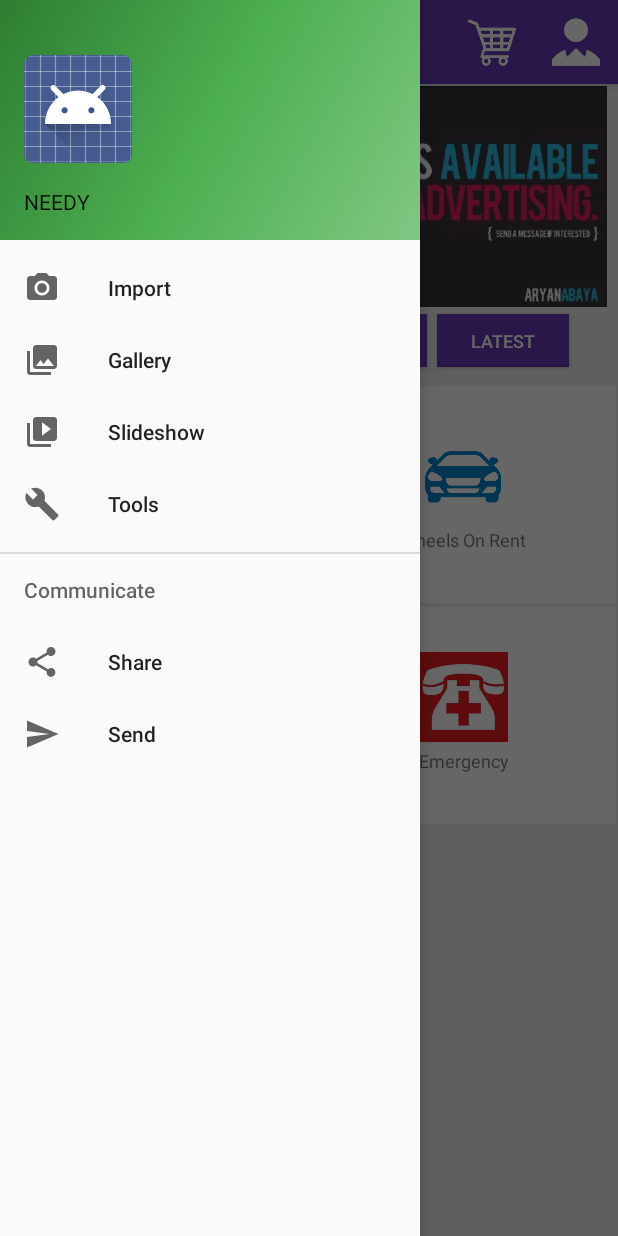
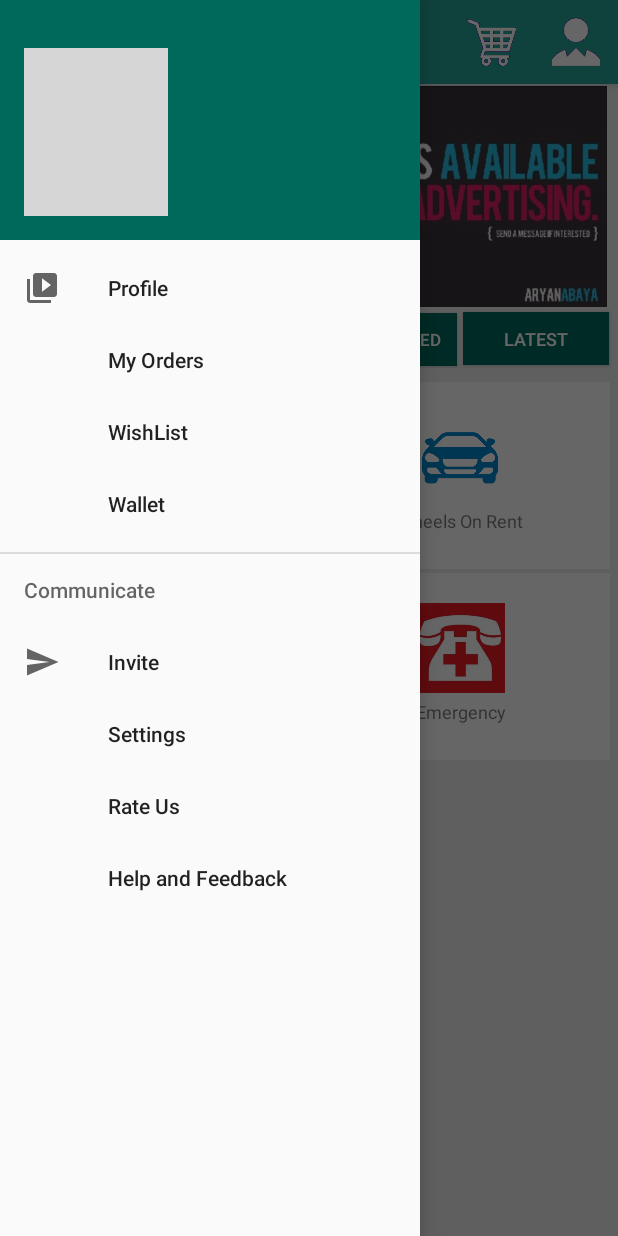
Before and after one commit to AdityaIndoori/NEEDYb1, an Android app: the screen it shows after launch (MainActivity), with the side drawer open, on a phone screen of 412 x 824 dp. Run offline under Robolectric (Android 15) with nearby library versions, the phone set to English and light mode, and no system bars; libraries missing offline, so code that uses them is left out: me.relex.circleindicator; plain views replace CircleIndicator; 2 statements that could not run were skipped; grey boxes are pictures that could not be loaded.

Commit message:
Added splash scrren with progress bar

```diff
--- a/app/src/main/AndroidManifest.xml
+++ b/app/src/main/AndroidManifest.xml
@@ -1,17 +1,19 @@
 <?xml version="1.0" encoding="utf-8"?>
 <manifest xmlns:android="http://schemas.android.com/apk/res/android"
-    package="com.example.aditya.menuview" >
+    package="com.example.aditya.menuview">
 
     <application
         android:allowBackup="true"
         android:icon="@mipmap/ic_launcher"
         android:label="@string/app_name"
         android:supportsRtl="true"
-        android:theme="@style/AppTheme" >
+        android:theme="@style/AppTheme">
         <activity
             android:name=".MainActivity"
             android:label="@string/app_name"
-            android:theme="@style/AppTheme.NoActionBar" >
+            android:theme="@style/AppTheme.NoActionBar">
+        </activity>
+        <activity android:name=".SplashScreen">
             <intent-filter>
                 <action android:name="android.intent.action.MAIN" />
 
--- a/app/src/main/java/com/example/aditya/menuview/MainActivity.java
+++ b/app/src/main/java/com/example/aditya/menuview/MainActivity.java
@@ -11,6 +11,7 @@ import android.support.v4.view.GravityCompat;
 import android.support.v4.widget.DrawerLayout;
 import android.support.v7.app.ActionBarDrawerToggle;
 import android.support.v7.app.AppCompatActivity;
+import android.support.v7.widget.SearchView;
 import android.support.v7.widget.Toolbar;
 import android.view.Menu;
 import android.view.MenuItem;
@@ -97,7 +98,7 @@ public class MainActivity extends AppCompatActivity
         int id = item.getItemId();
 
         //noinspection SimplifiableIfStatement
-        if (id == R.id.action_settings) {
+        if (id == R.id.action_admin) {
             return true;
         }
 
@@ -110,7 +111,7 @@ public class MainActivity extends AppCompatActivity
         // Handle navigation view item clicks here.
         int id = item.getItemId();
 
-        if (id == R.id.nav_camera) {
+        /*if (id == R.id.nav_camera) {
             // Handle the camera action
         } else if (id == R.id.nav_gallery) {
 
@@ -122,7 +123,7 @@ public class MainActivity extends AppCompatActivity
 
         } else if (id == R.id.nav_send) {
 
-        }
+        }*/
 
         DrawerLayout drawer = (DrawerLayout) findViewById(R.id.drawer_layout);
         drawer.closeDrawer(GravityCompat.START);
--- /dev/null
+++ b/app/src/main/java/com/example/aditya/menuview/SplashScreen.java
@@ -0,0 +1,33 @@
+package com.example.aditya.menuview;
+
+import android.content.Intent;
+import android.os.Handler;
+import android.support.v7.app.ActionBar;
+import android.support.v7.app.AppCompatActivity;
+import android.os.Bundle;
+import android.widget.Toast;
+
+import java.util.Timer;
+import java.util.TimerTask;
+
+public class SplashScreen extends AppCompatActivity {
+
+    @Override
+    protected void onCreate(Bundle savedInstanceState) {
+        super.onCreate(savedInstanceState);
+        setContentView(R.layout.activity_splash_screen);
+        ActionBar actionBar = getSupportActionBar();
+        actionBar.hide();
+
+        final int interval = 2000; // 1 Second
+        Handler handler = new Handler();
+        Runnable runnable = new Runnable(){
+            public void run() {
+                Intent intent = new Intent(getApplicationContext(),MainActivity.class);
+                startActivity(intent);
+            }
+        };
+        handler.postAtTime(runnable, System.currentTimeMillis()+interval);
+        handler.postDelayed(runnable, interval);
+    }
+}
--- /dev/null
+++ b/app/src/main/res/layout/activity_splash_screen.xml
@@ -0,0 +1,26 @@
+<?xml version="1.0" encoding="utf-8"?>
+<RelativeLayout xmlns:android="http://schemas.android.com/apk/res/android"
+    xmlns:tools="http://schemas.android.com/tools"
+    android:id="@+id/activity_splash_screen"
+    android:layout_width="match_parent"
+    android:layout_height="match_parent"
+    tools:context="com.example.aditya.menuview.SplashScreen">
+    <RelativeLayout
+        android:layout_width="match_parent"
+        android:layout_height="match_parent"
+        android:background="@color/colorPrimaryDark">
+        <ImageView
+            android:layout_width="match_parent"
+            android:layout_height="100dp"
+            android:src="@drawable/needy_icon"
+            android:scaleType="centerCrop"
+            android:id="@+id/logo"
+            android:layout_centerInParent="true"/>
+        <ProgressBar
+            android:layout_width="wrap_content"
+            android:layout_height="wrap_content"
+            style="?android:attr/progressBarStyleLarge"
+            android:layout_centerHorizontal="true"
+            android:layout_below="@id/logo"/>
+    </RelativeLayout>
+</RelativeLayout>
--- a/app/src/main/res/layout/content_main.xml
+++ b/app/src/main/res/layout/content_main.xml
@@ -9,15 +9,20 @@
     app:layout_behavior="@string/appbar_scrolling_view_behavior"
     tools:showIn="@layout/app_bar_main"
     tools:context="com.example.aditya.menuview.MainActivity">
+
     <android.support.v4.view.ViewPager
         android:layout_width="match_parent"
         android:layout_height="150dp"
+        android:layout_marginRight="4dp"
+        android:layout_marginLeft="4dp"
         android:id="@+id/viewpager"
-        android:layout_alignParentTop="true"></android.support.v4.view.ViewPager>
+        android:layout_alignParentTop="true"
+        ></android.support.v4.view.ViewPager>
     <me.relex.circleindicator.CircleIndicator
         android:id="@+id/indicator"
         android:layout_width="match_parent"
         android:layout_height="wrap_content"
+        android:layout_alignTop="@id/viewpager"
         android:layout_marginTop="130dp"
         android:layout_alignEnd="@id/viewpager"
         android:layout_alignRight="@id/viewpager"/>
@@ -35,41 +40,47 @@
             android:layout_height="35dp"
             android:text="Top New"
             android:textSize="12sp"
-            android:background="@color/colorPrimary"
+            android:background="@color/colorPrimaryDark"
             android:textColor="#fff"
-            android:layout_margin="3dp"/>
+            android:layout_weight="1"
+            android:layout_margin="2dp"/>
         <Button
             android:layout_width="wrap_content"
             android:layout_height="35dp"
             android:text="Trending"
-            android:background="@color/colorPrimary"
+            android:background="@color/colorPrimaryDark"
             android:textColor="#fff"
             android:textSize="12sp"
-            android:layout_margin="3dp"/>
+            android:layout_weight="1"
+            android:layout_margin="2dp"/>
 
         <Button
             android:layout_width="wrap_content"
             android:layout_height="35dp"
             android:text="Most Viewed"
-            android:background="@color/colorPrimary"
+            android:background="@color/colorPrimaryDark"
             android:textColor="#fff"
-            android:textSize="12sp"
-            android:layout_margin="3dp"/>
+            android:textSize="11sp"
+            android:layout_weight="1"
+            android:layout_margin="2dp"/>
 
         <Button
             android:layout_width="wrap_content"
             android:layout_height="35dp"
             android:text="Latest"
-            android:background="@color/colorPrimary"
+            android:background="@color/colorPrimaryDark"
             android:textColor="#fff"
             android:textSize="12sp"
-            android:layout_margin="3dp"/>
+            android:layout_weight="1"
+            android:layout_margin="2dp"/>
     </LinearLayout>
     <android.support.v7.widget.RecyclerView
         android:layout_width="match_parent"
         android:layout_height="match_parent"
         android:id="@+id/GridRecyclerView"
         android:layout_marginTop="4dp"
+        android:layout_marginRight="4dp"
+        android:layout_marginLeft="4dp"
         android:layout_below="@id/linearLayout"></android.support.v7.widget.RecyclerView>
 
 
--- a/app/src/main/res/layout/grid_list_item.xml
+++ b/app/src/main/res/layout/grid_list_item.xml
@@ -2,8 +2,7 @@
 <LinearLayout xmlns:android="http://schemas.android.com/apk/res/android"
     android:orientation="vertical" android:layout_width="match_parent"
     android:layout_height="wrap_content"
-    android:paddingTop="30dp"
-    android:paddingBottom="30dp"
+    android:padding="20sp"
     android:layout_margin="1dp"
     android:background="#fff">
     <ImageView
--- a/app/src/main/res/layout/nav_header_main.xml
+++ b/app/src/main/res/layout/nav_header_main.xml
@@ -1,29 +1,25 @@
 <?xml version="1.0" encoding="utf-8"?>
-<LinearLayout
+<RelativeLayout
     xmlns:android="http://schemas.android.com/apk/res/android"
     xmlns:app="http://schemas.android.com/apk/res-auto"
     android:layout_width="match_parent"
     android:layout_height="@dimen/nav_header_height"
-    android:background="@drawable/side_nav_bar"
     android:paddingBottom="@dimen/activity_vertical_margin"
     android:paddingLeft="@dimen/activity_horizontal_margin"
     android:paddingRight="@dimen/activity_horizontal_margin"
-    android:paddingTop="@dimen/activity_vertical_margin"
     android:orientation="vertical"
+    android:background="@color/colorPrimaryDark"
     android:gravity="bottom">
+    <!--
+        android:background="@drawable/side_nav_bar"
+    -->
 
     <ImageView
         android:layout_width="wrap_content"
         android:layout_height="wrap_content"
         android:paddingTop="@dimen/nav_header_vertical_spacing"
-        app:srcCompat="@android:drawable/sym_def_app_icon"
-        android:id="@+id/imageView" />
-
-    <TextView
-        android:layout_width="match_parent"
-        android:layout_height="wrap_content"
-        android:paddingTop="@dimen/nav_header_vertical_spacing"
-        android:text="NEEDY"
-        android:textAppearance="@style/TextAppearance.AppCompat.Body1" />
-
-</LinearLayout>
+        android:src="@drawable/needy_icon"
+        android:id="@+id/imageView"
+        android:layout_marginTop="12dp"
+        android:layout_centerVertical="true"/>
+</RelativeLayout>
--- a/app/src/main/res/menu/activity_main_drawer.xml
+++ b/app/src/main/res/menu/activity_main_drawer.xml
@@ -3,33 +3,35 @@
 
     <group android:checkableBehavior="single">
         <item
-            android:id="@+id/nav_camera"
-            android:icon="@drawable/ic_menu_camera"
-            android:title="Import" />
+            android:id="@+id/nav_profile"
+            android:icon="@drawable/ic_menu_slideshow"
+            android:title="Profile" />
         <item
-            android:id="@+id/nav_gallery"
-            android:icon="@drawable/ic_menu_gallery"
-            android:title="Gallery" />
+            android:id="@+id/nav_myOrders"
+            android:title="My Orders" />
         <item
-            android:id="@+id/nav_slideshow"
-            android:icon="@drawable/ic_menu_slideshow"
-            android:title="Slideshow" />
+            android:id="@+id/nav_wishList"
+            android:title="WishList" />
         <item
-            android:id="@+id/nav_manage"
-            android:icon="@drawable/ic_menu_manage"
-            android:title="Tools" />
+            android:id="@+id/nav_wallet"
+            android:title="Wallet" />
     </group>
 
     <item android:title="Communicate">
         <menu>
             <item
-                android:id="@+id/nav_share"
-                android:icon="@drawable/ic_menu_share"
-                android:title="Share" />
+                android:id="@+id/nav_invite"
+                android:icon="@drawable/ic_menu_send"
+                android:title="Invite" />
             <item
-                android:id="@+id/nav_send"
-                android:icon="@drawable/ic_menu_send"
-                android:title="Send" />
+                android:id="@+id/nav_settings"
+                android:title="Settings" />
+            <item
+                android:id="@+id/nav_rateUs"
+                android:title="Rate Us"/>
+            <item
+                android:id="@+id/nav_helpFeedback"
+                android:title="Help and Feedback"/>
         </menu>
     </item>
 
--- a/app/src/main/res/menu/main.xml
+++ b/app/src/main/res/menu/main.xml
@@ -8,7 +8,7 @@
         android:orderInCategory="100"
         app:showAsAction="always" />
 
-    <item android:id="@+id/action_settings"
+    <item android:id="@+id/action_admin"
         android:icon="@drawable/administrator"
         android:title="admin"
         android:orderInCategory="100"
--- a/app/src/main/res/values/colors.xml
+++ b/app/src/main/res/values/colors.xml
@@ -1,6 +1,6 @@
 <?xml version="1.0" encoding="utf-8"?>
 <resources>
-    <color name="colorPrimary">#673ab7</color>
-    <color name="colorPrimaryDark">#4a148c</color>
+    <color name="colorPrimary">#26a69a</color>
+    <color name="colorPrimaryDark">#00695c</color>
     <color name="colorAccent">#FF4081</color>
 </resources>
```
Also changed, not shown: app/src/main/ic_launcher-web.png, app/src/main/res/drawable/administrator.png, app/src/main/res/drawable/cart.png, app/src/main/res/mipmap-hdpi/ic_launcher.png, app/src/main/res/mipmap-mdpi/ic_launcher.png, app/src/main/res/mipmap-xhdpi/ic_launcher.png, app/src/main/res/mipmap-xxhdpi/ic_launcher.png, app/src/main/res/mipmap-xxxhdpi/ic_launcher.png.
